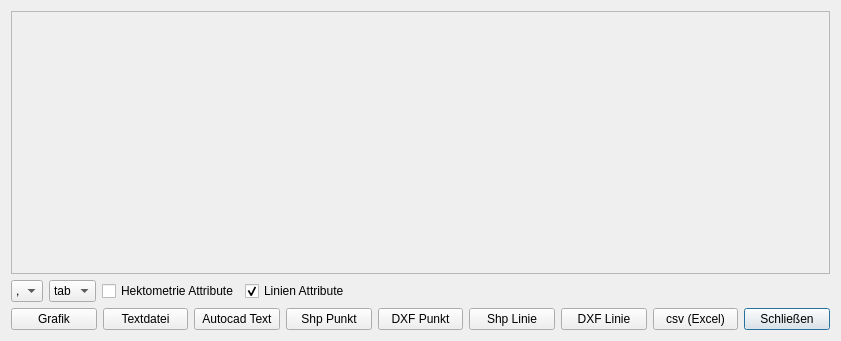
First picture: the form in VoGISProfilToolMain/ui/ui_vogisprofiltoolplot.ui, repository BergWerkGIS/VoGIS-Profil-Tool, before the edit.
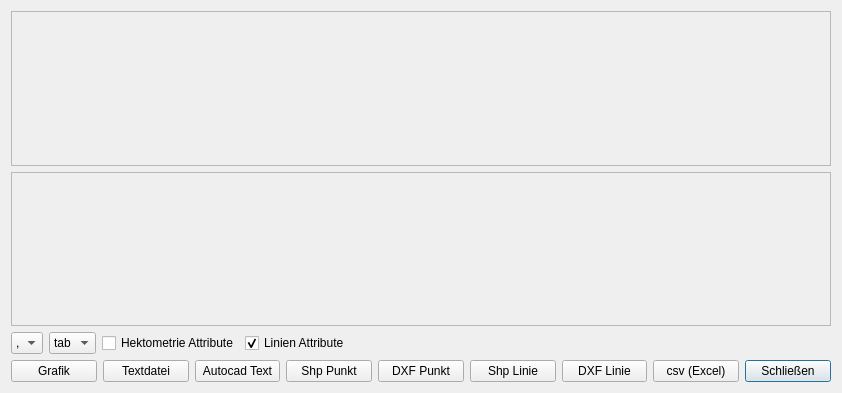
Second picture: the form after the edit.

Commit message: Hektometer Dialog. First working version of profile plot

```diff
--- a/VoGISProfilToolMain/ui/ui_vogisprofiltoolplot.ui
+++ b/VoGISProfilToolMain/ui/ui_vogisprofiltoolplot.ui
@@ -6,8 +6,8 @@
    <rect>
     <x>0</x>
     <y>0</y>
-    <width>841</width>
-    <height>341</height>
+    <width>842</width>
+    <height>393</height>
    </rect>
   </property>
   <property name="windowTitle">
@@ -17,7 +17,72 @@
    <bool>true</bool>
   </property>
   <layout class="QGridLayout" name="gridLayout_2">
-   <item row="1" column="0">
+   <item row="11" column="0">
+    <layout class="QGridLayout" name="gridLayout">
+     <item row="3" column="8">
+      <widget class="QPushButton" name="IDC_bClose">
+       <property name="text">
+        <string>Schließen</string>
+       </property>
+      </widget>
+     </item>
+     <item row="3" column="6">
+      <widget class="QPushButton" name="IDC_bDxfLine">
+       <property name="text">
+        <string>DXF Linie</string>
+       </property>
+      </widget>
+     </item>
+     <item row="3" column="4">
+      <widget class="QPushButton" name="IDC_bDxfPnt">
+       <property name="text">
+        <string>DXF Punkt</string>
+       </property>
+      </widget>
+     </item>
+     <item row="3" column="3">
+      <widget class="QPushButton" name="IDC_bShpPnt">
+       <property name="text">
+        <string>Shp Punkt</string>
+       </property>
+      </widget>
+     </item>
+     <item row="3" column="7">
+      <widget class="QPushButton" name="IDC_bExcel">
+       <property name="text">
+        <string>csv (Excel)</string>
+       </property>
+      </widget>
+     </item>
+     <item row="3" column="5">
+      <widget class="QPushButton" name="IDC_bShpLine">
+       <property name="text">
+        <string>Shp Linie</string>
+       </property>
+      </widget>
+     </item>
+     <item row="3" column="2">
+      <widget class="QPushButton" name="IDC_bACadTxt">
+       <property name="text">
+        <string>Autocad Text</string>
+       </property>
+      </widget>
+     </item>
+     <item row="3" column="0">
+      <widget class="QPushButton" name="IDC_bChart">
+       <property name="text">
+        <string>Grafik</string>
+       </property>
+      </widget>
+     </item>
+     <item row="3" column="1">
+      <widget class="QPushButton" name="IDC_bText">
+       <property name="text">
+        <string>Textdatei</string>
+       </property>
+      </widget>
+     </item>
+     <item row="2" column="0" colspan="9">
     <layout class="QHBoxLayout" name="horizontalLayout">
      <item>
       <widget class="QComboBox" name="IDC_cbDecimalDelimiter">
@@ -92,90 +157,30 @@
      </item>
     </layout>
    </item>
-   <item row="11" column="0">
-    <layout class="QGridLayout" name="gridLayout">
-     <item row="1" column="8">
-      <widget class="QPushButton" name="IDC_bClose">
-       <property name="text">
-        <string>Schließen</string>
+     <item row="0" column="0" colspan="9">
+      <widget class="QFrame" name="IDC_frPlot">
+       <property name="frameShape">
+        <enum>QFrame::StyledPanel</enum>
        </property>
-      </widget>
-     </item>
-     <item row="1" column="6">
-      <widget class="QPushButton" name="IDC_bDxfLine">
-       <property name="text">
-        <string>DXF Linie</string>
+       <property name="frameShadow">
+        <enum>QFrame::Raised</enum>
        </property>
+       <layout class="QVBoxLayout" name="verticalLayout_2"/>
       </widget>
      </item>
-     <item row="1" column="4">
-      <widget class="QPushButton" name="IDC_bDxfPnt">
-       <property name="text">
-        <string>DXF Punkt</string>
+     <item row="1" column="0" colspan="9">
+      <widget class="QFrame" name="IDC_frToolbar">
+       <property name="frameShape">
+        <enum>QFrame::StyledPanel</enum>
        </property>
-      </widget>
-     </item>
-     <item row="1" column="3">
-      <widget class="QPushButton" name="IDC_bShpPnt">
-       <property name="text">
-        <string>Shp Punkt</string>
+       <property name="frameShadow">
+        <enum>QFrame::Raised</enum>
        </property>
-      </widget>
-     </item>
-     <item row="1" column="7">
-      <widget class="QPushButton" name="IDC_bExcel">
-       <property name="text">
-        <string>csv (Excel)</string>
-       </property>
-      </widget>
-     </item>
-     <item row="1" column="5">
-      <widget class="QPushButton" name="IDC_bShpLine">
-       <property name="text">
-        <string>Shp Linie</string>
-       </property>
-      </widget>
-     </item>
-     <item row="1" column="2">
-      <widget class="QPushButton" name="IDC_bACadTxt">
-       <property name="text">
-        <string>Autocad Text</string>
-       </property>
-      </widget>
-     </item>
-     <item row="1" column="0">
-      <widget class="QPushButton" name="IDC_bChart">
-       <property name="text">
-        <string>Grafik</string>
-       </property>
-      </widget>
-     </item>
-     <item row="1" column="1">
-      <widget class="QPushButton" name="IDC_bText">
-       <property name="text">
-        <string>Textdatei</string>
-       </property>
+       <layout class="QVBoxLayout" name="verticalLayout_3"/>
       </widget>
      </item>
     </layout>
    </item>
-   <item row="0" column="0">
-    <widget class="QScrollArea" name="scrollArea">
-     <property name="widgetResizable">
-      <bool>true</bool>
-     </property>
-     <widget class="QWidget" name="scrollAreaWidgetContents">
-      <property name="geometry">
-       <rect>
-        <x>0</x>
-        <y>0</y>
-        <width>821</width>
-        <height>251</height>
-       </rect>
-      </property>
-     </widget>
-    </widget>
-   </item>
   </layout>
  </widget>
  <resources/>
```
Lines whose indentation alone changed are shown as unchanged. The commit also changes 14 other files.
